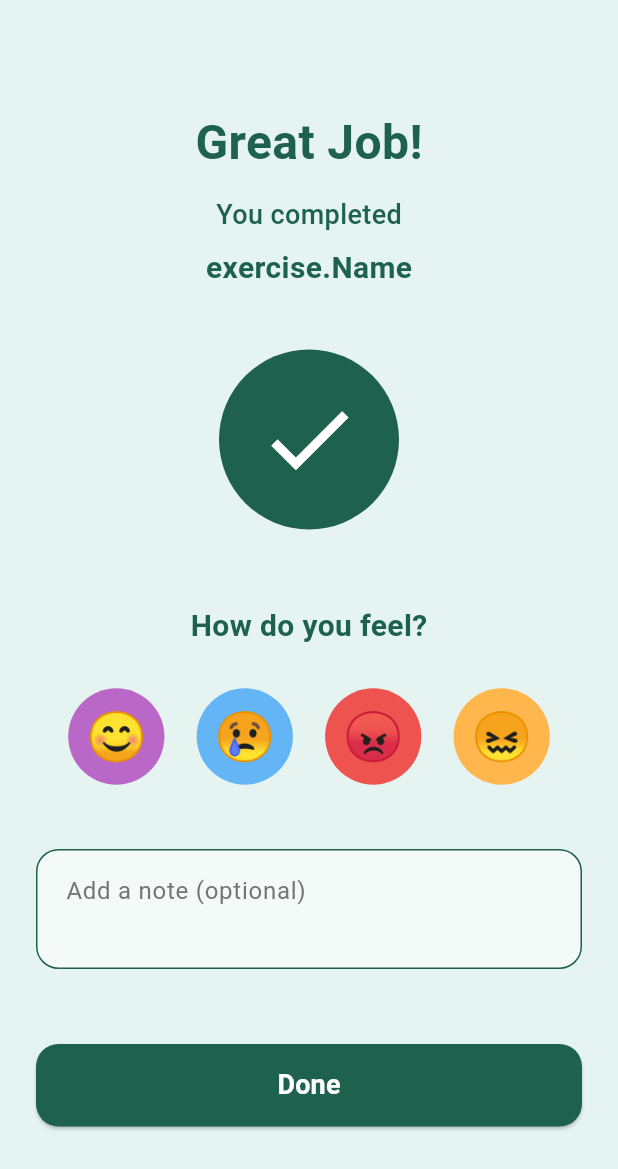
After one commit to secretwiy4/mindful_break, a Flutter app: the BreathingSuccessScreen screen opened directly, on a phone screen of 412 x 824 dp. The commit adds this screen. Shown: the top 1169 px of the screen. Run offline on Flutter 3.47's test engine with Material 3 defaults, Android fonts, the light colour scheme and no system bars; our stand-ins replace cloud_firestore, firebase_auth, firebase_core; accounts and stored records are empty.

Commit message:
feat: session completed

```diff
--- a/lib/screens/breathinglibrary_screen.dart
+++ b/lib/screens/breathinglibrary_screen.dart
@@ -1,10 +1,18 @@
 import 'package:flutter/material.dart';
 import 'dart:async';
+import 'breathingsuccess_screen.dart';
 
-class BreathingLibraryScreen extends StatelessWidget {
-  const BreathingLibraryScreen({super.key});
+class BreathingLibraryScreen extends StatefulWidget {
+  final String exerciseName;
+
+  const BreathingLibraryScreen({super.key, required this.exerciseName});
 
   @override
+  State<BreathingLibraryScreen> createState() => _BreathingLibraryScreenState();
+}
+
+class _BreathingLibraryScreenState extends State<BreathingLibraryScreen> {
+
   Widget build(BuildContext context) {
     return Scaffold(
       backgroundColor: const Color(0xFFDDF5EE),
@@ -240,7 +248,7 @@ class BreathingTimerScreen extends StatefulWidget {
 }
 
 class _BreathingTimerScreenState extends State<BreathingTimerScreen> {
-  int _currentStepIndex = 0; // Bermula dari Step 1 (Index 0)
+  int _currentStepIndex = 0;
 
 // List data untuk setiap langkah ikut Figma kau
   final List<Map<String, dynamic>> _breathingSteps = [
@@ -449,7 +457,6 @@ class _BreathingTimerScreenState extends State<BreathingTimerScreen> {
               ),
               const SizedBox(height: 50),
 
-              // 5. Butang Manual Next / Continue
               SizedBox(
                 width: 200,
                 height: 50,
@@ -460,10 +467,23 @@ class _BreathingTimerScreenState extends State<BreathingTimerScreen> {
                       borderRadius: BorderRadius.circular(25),
                     ),
                   ),
-                  onPressed: _nextStep,
+                  onPressed: () {
+                    if (_currentStepIndex == 2) {
+                      Navigator.push(
+                        context,
+                        MaterialPageRoute(
+                          builder: (context) => BreathingSuccessScreen(
+                            exerciseName: "exercise.Name",
+                          ),
+                        ),
+                      );
+                    } else {
+                      _nextStep();
+                    }
+                  },
                   child: Text(
                     _currentStepIndex == 2 ? "Finish" : "Next Step",
-                    style: const TextStyle(fontSize: 16, color: Colors.white),
+                    style: TextStyle(fontSize: 16, color: Colors.white),
                   ),
                 ),
               ),
--- /dev/null
+++ b/lib/screens/breathingsuccess_screen.dart
@@ -0,0 +1,190 @@
+import 'package:flutter/material.dart';
+import 'package:mindful_break/screens/home_screen.dart';
+
+class BreathingSuccessScreen extends StatefulWidget {
+  final String exerciseName;
+
+  const BreathingSuccessScreen({super.key, required this.exerciseName});
+
+  @override
+  State<BreathingSuccessScreen> createState() => _BreathingSuccessScreenState();
+}
+
+class _BreathingSuccessScreenState extends State<BreathingSuccessScreen> {
+  int _selectedMoodIndex = -1;
+  final TextEditingController _noteController = TextEditingController();
+
+  final List<Map<String, dynamic>> _moods = [
+    {"emoji": "😊", "color": const Color(0xFFBA68C8)},
+    {"emoji": "😢", "color": const Color(0xFF64B5F6)},
+    {"emoji": "😡", "color": const Color(0xFFEF5350)},
+    {"emoji": "😖", "color": const Color(0xFFFFB74D)},
+  ];
+
+  @override
+  void dispose() {
+    _noteController.dispose();
+    super.dispose();
+  }
+
+  @override
+  Widget build(BuildContext context) {
+    return Scaffold(
+      backgroundColor: const Color(0xFFE5F4F0), // Background pastel Figma
+      body: SafeArea(
+        child: SingleChildScrollView(
+          padding: const EdgeInsets.symmetric(horizontal: 24.0, vertical: 32.0),
+          child: Column(
+            mainAxisAlignment: MainAxisAlignment.center,
+            crossAxisAlignment: CrossAxisAlignment.center,
+            children: [
+              const SizedBox(height: 40),
+
+              const Text(
+                "Great Job!",
+                style: TextStyle(
+                  fontSize: 32,
+                  fontWeight: FontWeight.bold,
+                  color: Color(0xFF1E614D),
+                ),
+              ),
+              const SizedBox(height: 12),
+
+              const Text(
+                "You completed",
+                style: TextStyle(
+                  fontSize: 18,
+                  fontWeight: FontWeight.w500,
+                  color: Color(0xFF1E614D),
+                ),
+              ),
+              const SizedBox(height: 8),
+
+              Text(
+                widget.exerciseName,
+                style: const TextStyle(
+                  fontSize: 20,
+                  fontWeight: FontWeight.bold,
+                  color: Color(0xFF1E614D),
+                ),
+              ),
+              const SizedBox(height: 40),
+
+              // 3. Ikon Besar Tanda Green Tick
+              Container(
+                width: 120,
+                height: 120,
+                decoration: const BoxDecoration(
+                  shape: BoxShape.circle,
+                  color: Color(0xFF1E614D),
+                ),
+                child: const Icon(
+                  Icons.check,
+                  size: 70,
+                  color: Colors.white,
+                ),
+              ),
+              const SizedBox(height: 50),
+
+              // 4. Soalan Emosi
+              const Text(
+                "How do you feel?",
+                style: TextStyle(
+                  fontSize: 20,
+                  fontWeight: FontWeight.bold,
+                  color: Color(0xFF1E614D),
+                ),
+              ),
+              const SizedBox(height: 24),
+
+              // 5. Barisan Emoji Interaktif
+              Row(
+                mainAxisAlignment: MainAxisAlignment.spaceEvenly,
+                children: List.generate(_moods.length, (index) {
+                  final isSelected = _selectedMoodIndex == index;
+                  return GestureDetector(
+                    onTap: () {
+                      setState(() {
+                        _selectedMoodIndex = index; // Tukar status bila di-klik
+                      });
+                    },
+                    child: AnimatedContainer(
+                      duration: const Duration(milliseconds: 200),
+                      padding: const EdgeInsets.all(12),
+                      decoration: BoxDecoration(
+                        shape: BoxShape.circle,
+                        color: _moods[index]["color"],
+                        border: isSelected
+                            ? Border.all(color: const Color(0xFF1E614D), width: 4) // Garisan hijau kalau dipilih
+                            : null,
+                        boxShadow: isSelected
+                            ? [BoxShadow(color: Colors.black.withOpacity(0.2), blurRadius: 8)]
+                            : [],
+                      ),
+                      child: Text(
+                        _moods[index]["emoji"],
+                        style: const TextStyle(fontSize: 32),
+                      ),
+                    ),
+                  );
+                }),
+              ),
+              const SizedBox(height: 40),
+
+              // 6. Kotak Nota (Optional Input)
+              TextField(
+                controller: _noteController,
+                maxLines: 2,
+                decoration: InputDecoration(
+                  hintText: "Add a note (optional)",
+                  hintStyle: TextStyle(color: Colors.grey[600]),
+                  fillColor: const Color(0xFFF4FAF8),
+                  filled: true,
+                  contentPadding: const EdgeInsets.all(16),
+                  enabledBorder: OutlineInputBorder(
+                    borderRadius: BorderRadius.circular(15),
+                    borderSide: const BorderSide(color: Color(0xFF1E614D), width: 1),
+                  ),
+                  focusedBorder: OutlineInputBorder(
+                    borderRadius: BorderRadius.circular(15),
+                    borderSide: const BorderSide(color: Color(0xFF1E614D), width: 2),
+                  ),
+                ),
+              ),
+              const SizedBox(height: 50),
+
+              // 7. Butang Done Utama
+              SizedBox(
+                width: double.infinity,
+                height: 55,
+                child: ElevatedButton(
+                  style: ElevatedButton.styleFrom(
+                    backgroundColor: const Color(0xFF1E614D),
+                    shape: RoundedRectangleBorder(
+                      borderRadius: BorderRadius.circular(15),
+                    ),
+                  ),
+                  onPressed: () {
+                    Navigator.push(context,
+                        MaterialPageRoute(
+                            builder: (context) => HomeScreen(),
+                        ),
+                        );
+                  },
+                  child: const Text(
+                    "Done",
+                    style: TextStyle(
+                      fontSize: 18,
+                      fontWeight: FontWeight.bold,
+                      color: Colors.white,
+                    ),
+                  ),
+                ),
+              ),
+            ],
+          ),
+        ),
+      ),
+    );
+  }
+}
```
